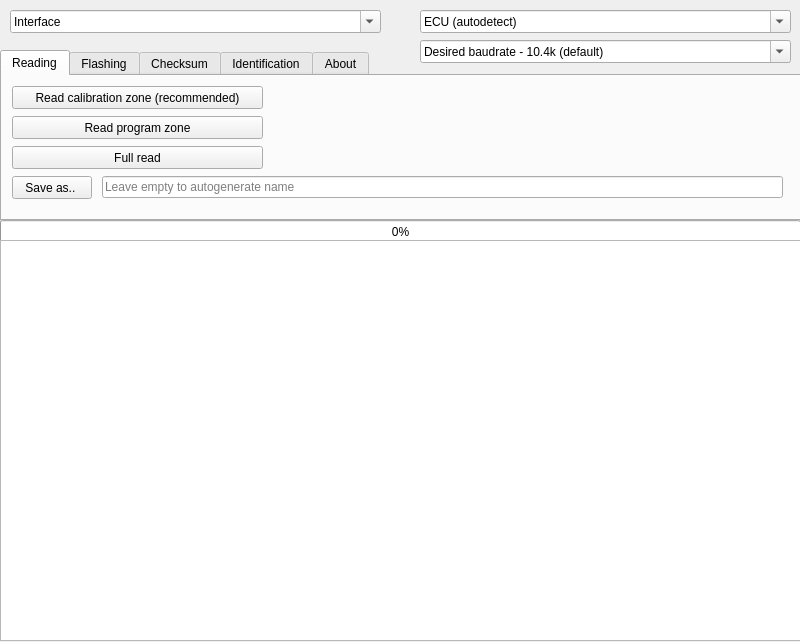
This is flasher/gkflasher.ui in Dante383/GKFlasher as Qt 5 draws it before an edit. The edited form follows.
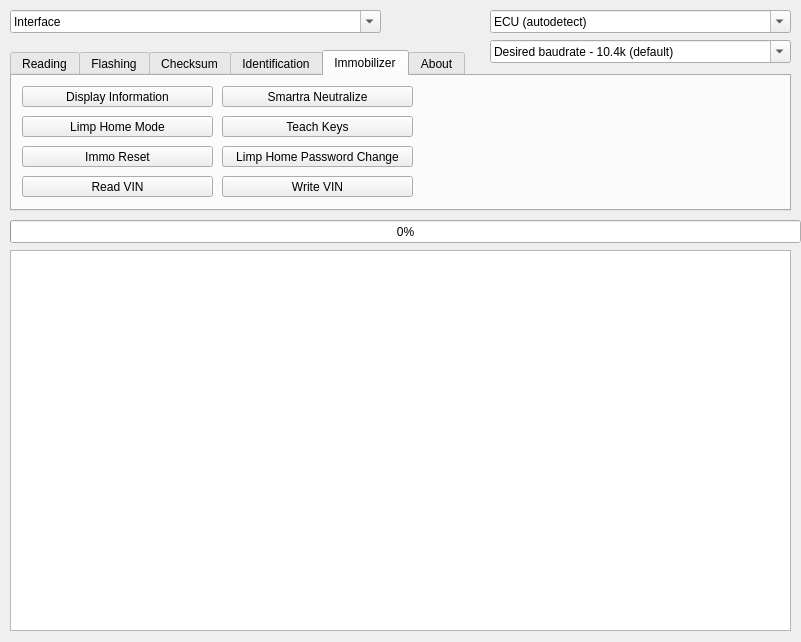
This is the edited form. The open tabs and pages were chosen to show the change. Icons and pictures are not drawn.

Commit message: add immo tab

Patch:
```diff
--- a/flasher/gkflasher.ui
+++ b/flasher/gkflasher.ui
@@ -6,10 +6,22 @@
    <rect>
     <x>0</x>
     <y>0</y>
-    <width>800</width>
+    <width>801</width>
     <height>642</height>
    </rect>
   </property>
+  <property name="minimumSize">
+   <size>
+    <width>801</width>
+    <height>642</height>
+   </size>
+  </property>
+  <property name="maximumSize">
+   <size>
+    <width>801</width>
+    <height>642</height>
+   </size>
+  </property>
   <property name="windowTitle">
    <string>GKFlasher</string>
   </property>
@@ -20,10 +32,10 @@
   <widget class="QTabWidget" name="tabWidget">
    <property name="geometry">
     <rect>
-     <x>0</x>
+     <x>10</x>
      <y>50</y>
-     <width>881</width>
-     <height>171</height>
+     <width>781</width>
+     <height>161</height>
     </rect>
    </property>
    <property name="currentIndex">
@@ -90,7 +102,7 @@
       <rect>
        <x>100</x>
        <y>100</y>
-       <width>681</width>
+       <width>661</width>
        <height>22</height>
       </rect>
      </property>
@@ -244,6 +256,115 @@
      </property>
     </widget>
    </widget>
+   <widget class="QWidget" name="tab_immo">
+    <attribute name="title">
+     <string>Immobilizer</string>
+    </attribute>
+    <widget class="QPushButton" name="immoInfoBtn">
+     <property name="geometry">
+      <rect>
+       <x>10</x>
+       <y>10</y>
+       <width>191</width>
+       <height>21</height>
+      </rect>
+     </property>
+     <property name="text">
+      <string>Display Information</string>
+     </property>
+    </widget>
+    <widget class="QPushButton" name="smartraNeturalizeBtn">
+     <property name="geometry">
+      <rect>
+       <x>210</x>
+       <y>10</y>
+       <width>191</width>
+       <height>21</height>
+      </rect>
+     </property>
+     <property name="text">
+      <string>Smartra Neutralize</string>
+     </property>
+    </widget>
+    <widget class="QPushButton" name="limpHomeModeBtn">
+     <property name="geometry">
+      <rect>
+       <x>10</x>
+       <y>40</y>
+       <width>191</width>
+       <height>21</height>
+      </rect>
+     </property>
+     <property name="text">
+      <string>Limp Home Mode</string>
+     </property>
+    </widget>
+    <widget class="QPushButton" name="teachKeysBtn">
+     <property name="geometry">
+      <rect>
+       <x>210</x>
+       <y>40</y>
+       <width>191</width>
+       <height>21</height>
+      </rect>
+     </property>
+     <property name="text">
+      <string>Teach Keys</string>
+     </property>
+    </widget>
+    <widget class="QPushButton" name="immoResetBtn">
+     <property name="geometry">
+      <rect>
+       <x>10</x>
+       <y>70</y>
+       <width>191</width>
+       <height>21</height>
+      </rect>
+     </property>
+     <property name="text">
+      <string>Immo Reset</string>
+     </property>
+    </widget>
+    <widget class="QPushButton" name="limpHomePasswordChangeBtn">
+     <property name="geometry">
+      <rect>
+       <x>210</x>
+       <y>70</y>
+       <width>191</width>
+       <height>21</height>
+      </rect>
+     </property>
+     <property name="text">
+      <string>Limp Home Password Change</string>
+     </property>
+    </widget>
+    <widget class="QPushButton" name="readVinBtn">
+     <property name="geometry">
+      <rect>
+       <x>10</x>
+       <y>100</y>
+       <width>191</width>
+       <height>21</height>
+      </rect>
+     </property>
+     <property name="text">
+      <string>Read VIN</string>
+     </property>
+    </widget>
+    <widget class="QPushButton" name="writeVinBtn">
+     <property name="geometry">
+      <rect>
+       <x>210</x>
+       <y>100</y>
+       <width>191</width>
+       <height>21</height>
+      </rect>
+     </property>
+     <property name="text">
+      <string>Write VIN</string>
+     </property>
+    </widget>
+   </widget>
    <widget class="QWidget" name="about">
     <attribute name="title">
      <string>About</string>
@@ -293,9 +414,9 @@
   <widget class="QProgressBar" name="progressBar">
    <property name="geometry">
     <rect>
-     <x>0</x>
+     <x>10</x>
      <y>220</y>
-     <width>801</width>
+     <width>791</width>
      <height>23</height>
     </rect>
    </property>
@@ -306,19 +427,19 @@
   <widget class="QTextEdit" name="logOutput">
    <property name="geometry">
     <rect>
-     <x>0</x>
-     <y>240</y>
-     <width>801</width>
-     <height>401</height>
+     <x>10</x>
+     <y>250</y>
+     <width>781</width>
+     <height>381</height>
     </rect>
    </property>
   </widget>
   <widget class="QComboBox" name="ecusBox">
    <property name="geometry">
     <rect>
-     <x>420</x>
+     <x>490</x>
      <y>10</y>
-     <width>371</width>
+     <width>301</width>
      <height>23</height>
     </rect>
    </property>
@@ -332,9 +453,9 @@
   <widget class="QComboBox" name="baudratesBox">
    <property name="geometry">
     <rect>
-     <x>420</x>
+     <x>490</x>
      <y>40</y>
-     <width>371</width>
+     <width>301</width>
      <height>23</height>
     </rect>
    </property>
```
Left out of the diff: 28 changed lines with no effect on the pictures.
